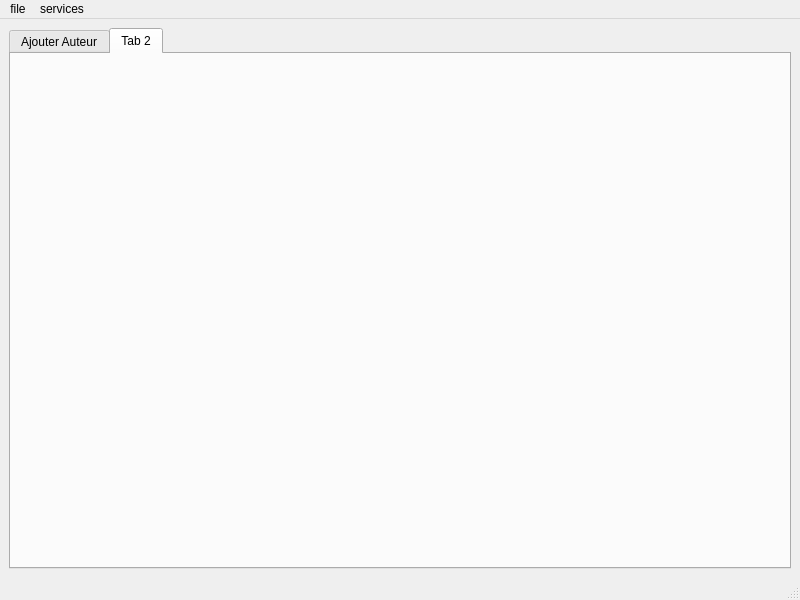
This is libraryManager/mainwindow.ui in mhidoart/library_manager_QT as Qt 5 draws it before an edit. The edited form follows.
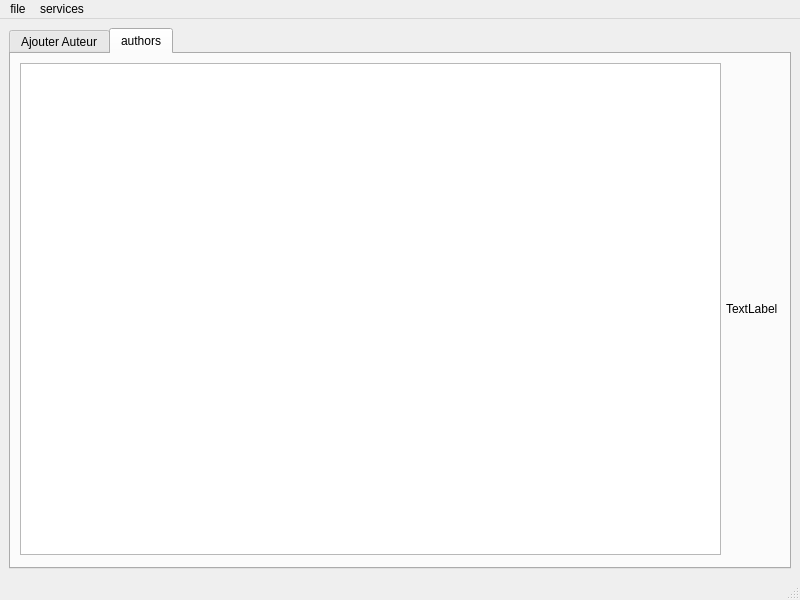
This is the edited form.

Patch:
```diff
--- a/libraryManager/mainwindow.ui
+++ b/libraryManager/mainwindow.ui
@@ -98,8 +98,42 @@
           </size>
          </property>
          <attribute name="title">
-          <string>Tab 2</string>
+          <string>authors</string>
          </attribute>
+         <layout class="QGridLayout" name="gridLayout_3">
+          <item row="0" column="0">
+           <layout class="QHBoxLayout" name="horizontalLayout_16">
+            <property name="spacing">
+             <number>5</number>
+            </property>
+            <property name="sizeConstraint">
+             <enum>QLayout::SetNoConstraint</enum>
+            </property>
+            <item>
+             <layout class="QVBoxLayout" name="verticalLayout_8">
+              <item>
+               <widget class="QListWidget" name="listWidget">
+                <property name="enabled">
+                 <bool>true</bool>
+                </property>
+               </widget>
+              </item>
+             </layout>
+            </item>
+            <item>
+             <layout class="QVBoxLayout" name="verticalLayout_7">
+              <item>
+               <widget class="QLabel" name="label_4">
+                <property name="text">
+                 <string>TextLabel</string>
+                </property>
+               </widget>
+              </item>
+             </layout>
+            </item>
+           </layout>
+          </item>
+         </layout>
         </widget>
        </widget>
       </item>
```
